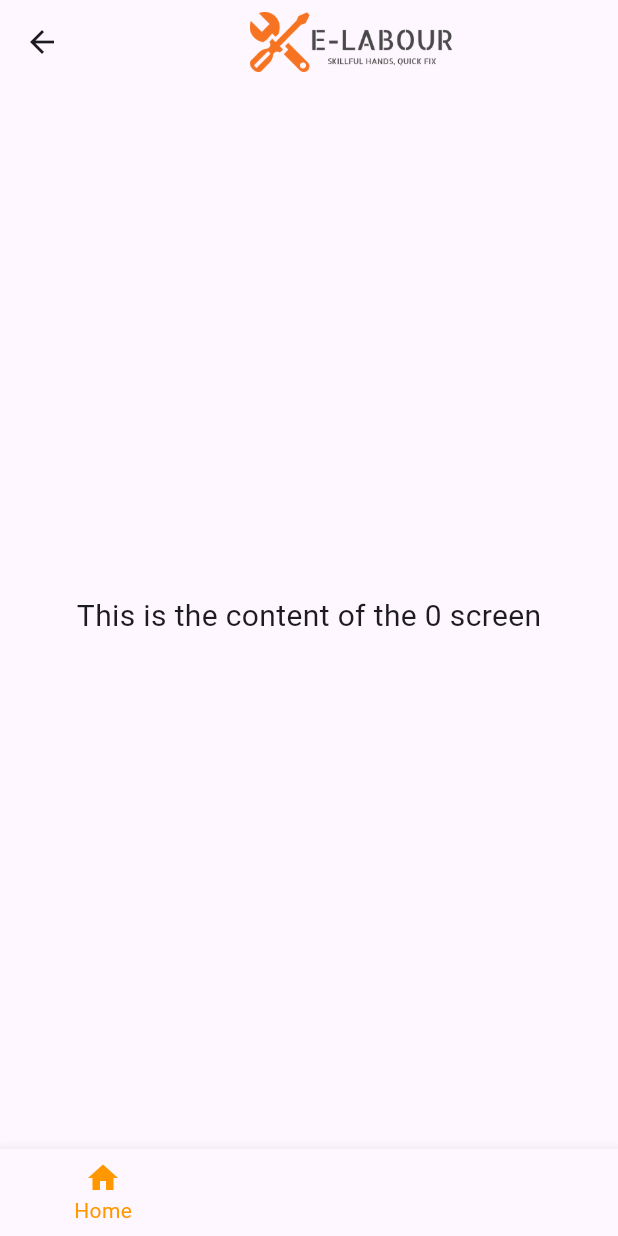
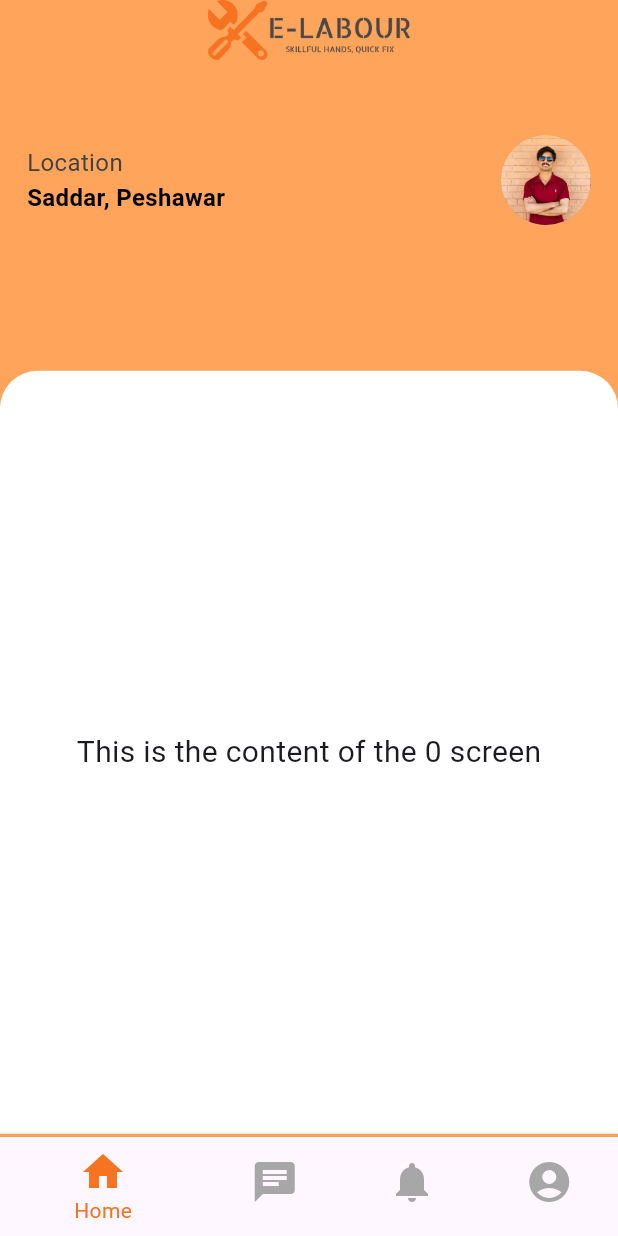
Before and after one commit to IsrarKundi/E_Labor_flutter_app, a Flutter app: the Home screen opened by its route, on a phone screen of 412 x 824 dp. Run offline on Flutter 3.47's test engine with Material 3 defaults, Android fonts, the phone set to English and light mode, and no system bars.

Commit message:
committing the improvements in home screen

```diff
--- a/lib/home_screen.dart
+++ b/lib/home_screen.dart
@@ -1,4 +1,6 @@
+import 'package:flutter/cupertino.dart';
 import 'package:flutter/material.dart';
+import 'package:flutter/widgets.dart';
 
 class Home extends StatefulWidget {
   const Home({super.key});
@@ -16,42 +18,127 @@ class _HomeState extends State<Home> {
     });
   }
 
+  var height, width;
+
   @override
   Widget build(BuildContext context) {
+    height = MediaQuery.of(context).size.height;
+    width = MediaQuery.of(context).size.width;
+
     return Scaffold(
-      appBar: AppBar(
-        title: Center(
-          child: Image.asset('images/logo.png', height: 40,),
+      body: Container(
+        decoration: BoxDecoration(color :Color(0xffffa45b), ),
+        child: Column(
+        children: [
+          Container(
+            decoration: BoxDecoration(
+              color: Color(0xffffa45b)
+            ),
+            height: height * 0.3,
+            width: width,
+
+            child: Padding(
+              padding: EdgeInsets.only(left: 18, right: 18),
+              child: Column(
+                children: [
+                  Center(
+                    child:
+                      Image.asset('images/logo.png', height: 40,),
+                  ),
+                  Padding(
+                    padding: EdgeInsets.only(top: 50),
+                    child: Row(
+                      mainAxisAlignment: MainAxisAlignment.center,
+                      children: [
+                        Column(
+                          crossAxisAlignment: CrossAxisAlignment.start,
+                          children: [
+                            Text('Location', style: TextStyle(
+                              color: Colors.grey[800],
+                              fontSize: 16
                             ),
                             ),
-      body: Center(
+                            Text('Saddar, Peshawar', style: TextStyle(
+                                color: Colors.black,
+                                fontSize: 16,
+                                fontWeight: FontWeight.bold
+                            ),
+                            ),
+                          ],
+                        ),
+                        // SizedBox(width: 130,),
+                        Spacer(),
+                        Column(
+                          crossAxisAlignment: CrossAxisAlignment.end,
+                          children: [
+                            CircleAvatar(
+                              radius: 30.0, // Adjust the radius as needed
+                              backgroundImage: AssetImage('images/israr2.jpeg',),
+                              backgroundColor: Colors.grey,
+                            ),
+                          ],
+                        ),
+                      ],
+                    ),
+
+                  )
+                ],
+              ),
+            ),
+
+          ),
+          Container(
+            decoration: BoxDecoration(
+                color: Colors.white,
+                borderRadius: BorderRadius.only(
+                    topLeft: Radius.circular(25),
+                    topRight: Radius.circular(25))
+            ),
+            height: height * 0.6172,
+            width: width,
+            child: Center(
               child: Text(
                 'This is the content of the $_selectedIndex screen',
                 style: TextStyle(fontSize: 20),
               ),
             ),
-      bottomNavigationBar: BottomNavigationBar(
+          ),
+        ],
+        ),
+      ),
+
+
+
+      bottomNavigationBar: IconTheme(
+        data: IconThemeData(
+          color: Colors.grey, // Color for unselected icons
+          size: 38.0, // Adjust size as needed
+        ),
+        child: BottomNavigationBar(
+          unselectedItemColor: Colors.grey.withOpacity(0.9),
+
           items: const <BottomNavigationBarItem>[
             BottomNavigationBarItem(
-            icon: Icon(Icons.home, ),
+              icon: Icon(Icons.home, size: 32,),
               label: 'Home',
             ),
             BottomNavigationBarItem(
-            icon: Icon(Icons.chat,),
+              icon: Icon(Icons.chat, size: 32),
               label: 'Chat',
             ),
             BottomNavigationBarItem(
-            icon: Icon(Icons.notifications),
+              icon: Icon(Icons.notifications, size: 32),
               label: 'Notification',
             ),
             BottomNavigationBarItem(
-            icon: Icon(Icons.account_circle),
+              icon: Icon(Icons.account_circle, size: 32),
               label: 'Profile',
             ),
           ],
           currentIndex: _selectedIndex,
-        selectedItemColor: Colors.orange,
+          selectedItemColor: Color(0xfff67322),
           onTap: _onItemTapped,
+        ),
       ),
     );
   }
--- a/lib/main.dart
+++ b/lib/main.dart
@@ -1,3 +1,4 @@
+import 'package:e_labor/Search.dart';
 import 'package:e_labor/registration_screen.dart';
 import 'package:flutter/material.dart';
 import 'package:flutter/services.dart'; // For system chrome changes (optional)
@@ -27,11 +28,12 @@ class MyApp extends StatelessWidget {
         useMaterial3: true,
       ),
       // Define named routes for navigation
-      initialRoute: '/', // Set the initial route (usually login)
+      initialRoute: '/search', // Set the initial route (usually login)
       routes: {
         '/': (context) => const Login(), // Login screen
         '/register': (context) => const Registration(), // Registration screen
         '/home': (context) => const Home(),
+        '/search': (context) => const Search(),
       },
     );
   }
--- a/pubspec.yaml
+++ b/pubspec.yaml
@@ -60,6 +60,7 @@ flutter:
      - images/registration.png
      - images/signin.png
      - images/logo.png
+     - images/israr2.jpeg
 
   # An image asset can refer to one or more resolution-specific "variants", see
   # https://flutter.dev/assets-and-images/#resolution-aware
```
Also changed, not shown: lib/Search.dart (added, +58 -0 lines), images/israr2.jpeg (added). Lines whose indentation alone changed are shown as unchanged.
